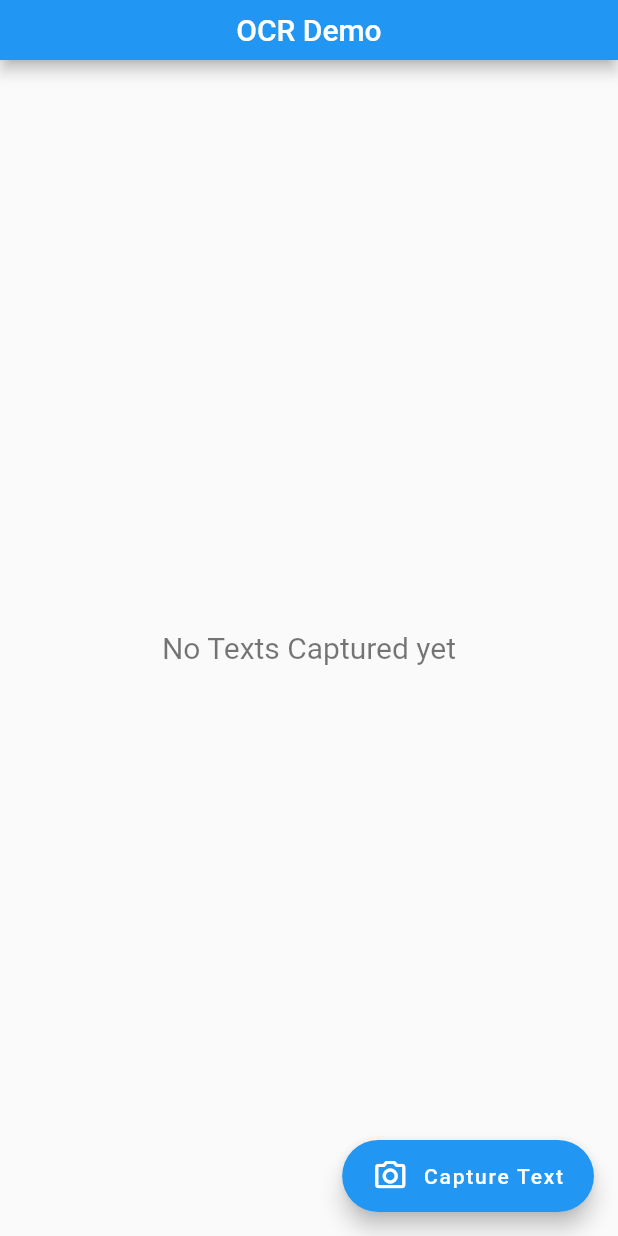
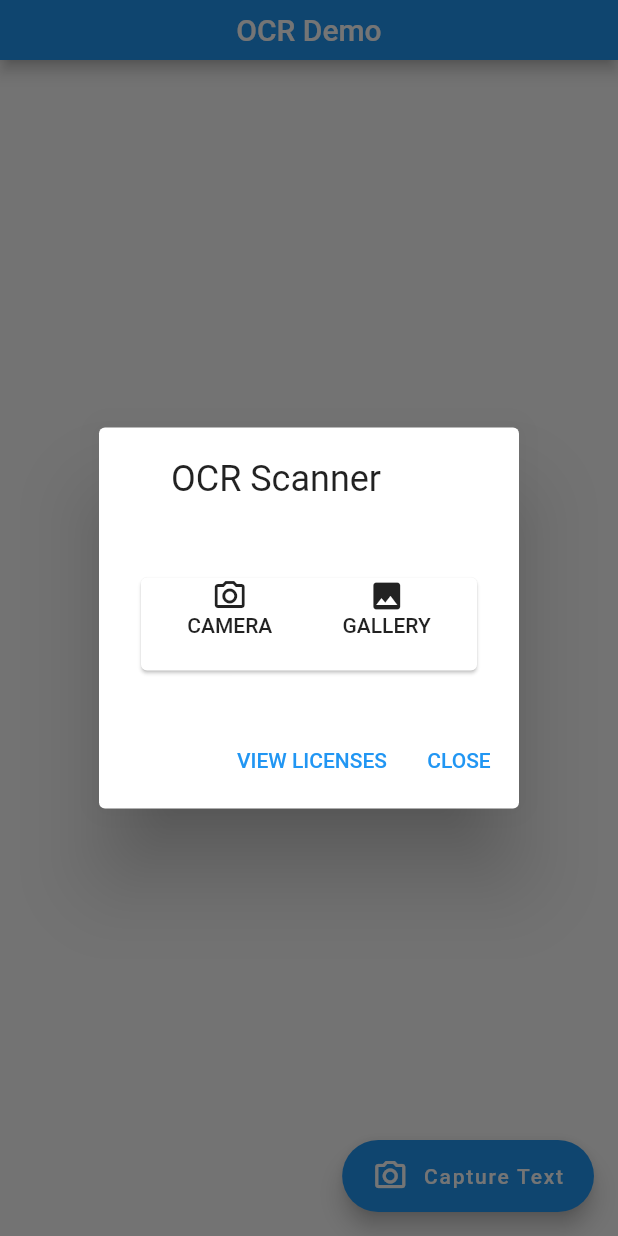
Before and after one commit to shivam-rao-official/OCR-App, a Flutter app: the screen it shows after launch, after a tap on "Capture Text", on a phone screen of 412 x 824 dp. Run offline on Flutter 3.47's test engine with Material 2 defaults, Android fonts, the phone set to English and light mode, and no system bars; our stand-ins replace get, image_picker; missing offline and left inert: google_ml_kit.

Commit message:
Integrated ML Kit and Image Picker Image to Text conversion also working

```diff
--- /dev/null
+++ b/lib/controllers/image_to_text_controller.dart
@@ -0,0 +1,32 @@
+import 'package:get/get.dart';
+import 'package:get/get_state_manager/get_state_manager.dart';
+import 'package:image_picker/image_picker.dart';
+import 'package:google_ml_kit/google_ml_kit.dart';
+
+class TextRecognizerController extends GetxController {
+  static final _imagePicker = ImagePicker();
+  var myText = "".obs;
+
+  Future<void> pickImage(ImageSource source) async {
+    final pickedImage = await _imagePicker.pickImage(source: source);
+    if (pickedImage != null) {
+      // textScanning = true;
+      myText.value = "";
+      getTextFromImage(pickedImage);
+    }
+  }
+
+  Future<void> getTextFromImage(XFile? image) async {
+    final textRecognizer = GoogleMlKit.vision.textRecognizer();
+    final inputImage = InputImage.fromFilePath(image!.path);
+
+    RecognizedText recognizedText = await textRecognizer.processImage(inputImage);
+    await textRecognizer.close();
+
+    for(TextBlock block in recognizedText.blocks){
+      for(TextLine lines in block.lines){
+        myText.value += "${lines.text} \n";
+      }
+    }
+  }
+}
--- a/lib/controllers/splash_screen_controller.dart
+++ b/lib/controllers/splash_screen_controller.dart
@@ -12,6 +12,6 @@ class SplashScreenController extends GetxController {
 
   Future<void> doRedirection() async {
     await Future.delayed(const Duration(seconds: 3));
-    Get.off(() => const HomeScreen());
+    Get.off(() => HomeScreen());
   }
 }
--- a/lib/screens/home_screen.dart
+++ b/lib/screens/home_screen.dart
@@ -1,26 +1,45 @@
+import 'package:flutter/cupertino.dart';
 import 'package:flutter/material.dart';
+import 'package:get/get.dart';
+import 'package:google_ml_kit/google_ml_kit.dart';
+import 'package:image_picker/image_picker.dart';
+import 'package:ocr/controllers/image_to_text_controller.dart';
 import 'package:ocr/widgets/custom_appbar.dart';
+import 'package:ocr/widgets/custom_image_dialog.dart';
 
 class HomeScreen extends StatelessWidget {
-  const HomeScreen({super.key});
+
+  var textRcognizerController = Get.put(TextRecognizerController());
+  HomeScreen({super.key});
 
   @override
   Widget build(BuildContext context) {
     return Scaffold(
       appBar: const PreferredSize(
           preferredSize: Size.fromHeight(40), child: CustomAppbar()),
-      body: const Center(
-        child: Text(
+      body: Center(
+        child: GetX<TextRecognizerController>(
+          builder: (controller) {
+            return controller.myText.value.isEmpty ? const Text(
               "No Texts Captured yet",
               style: TextStyle(
                 fontSize: 20,
                 color: Colors.black54,
                 fontWeight: FontWeight.w400,
               ),
+            ): Text(controller.myText.value);
+          }
         ),
       ),
       floatingActionButton: FloatingActionButton.extended(
-        onPressed: () {},
+        onPressed: () {
+        showAboutDialog(
+            applicationName: "OCR Scanner",
+            applicationVersion: "",
+            context: context, children: [
+          CustomImageDialog.showImageDialog(context),
+        ]);
+        },
         label: Row(
           children: const [
             Icon(Icons.camera_alt_outlined),
--- /dev/null
+++ b/lib/widgets/custom_image_dialog.dart
@@ -0,0 +1,39 @@
+import 'package:flutter/material.dart';
+import 'package:get/get.dart';
+import 'package:image_picker/image_picker.dart';
+import 'package:ocr/controllers/image_to_text_controller.dart';
+
+class CustomImageDialog {
+  static final _textRecognizedController = Get.put(TextRecognizerController());
+  static Widget showImageDialog(BuildContext context) {
+    return SizedBox(
+      height: 70,
+      width: MediaQuery.of(context).size.width / 3,
+      child: Card(
+        child: Row(
+          mainAxisAlignment: MainAxisAlignment.spaceEvenly,
+          crossAxisAlignment: CrossAxisAlignment.center,
+          children: [
+            _showButtons(Icons.camera_alt_outlined, "CAMERA", ImageSource.camera),
+            _showButtons(Icons.image, "GALLERY", ImageSource.gallery),
+          ],
+        ),
+      ),
+    );
+  }
+
+
+  static Widget _showButtons(IconData icons, String text, ImageSource imageSource) {
+    return MaterialButton(
+      onPressed: (){
+        _textRecognizedController.pickImage(imageSource);
+      },
+      child: Column(
+        children: [
+          Icon(icons),
+          Text(text),
+        ],
+      ),
+    );
+  }
+}
--- a/pubspec.yaml
+++ b/pubspec.yaml
@@ -32,7 +32,8 @@ dependencies:
   flutter:
     sdk: flutter
   get: ^4.6.5
-  google_mlkit_text_recognition: ^0.9.0
+  google_ml_kit: ^0.16.1
+  image_picker: ^1.0.1
 
 dev_dependencies:
   flutter_lints: ^2.0.0
```
Also changed, not shown: pubspec.lock, 6 other files. Lines whose indentation alone changed are shown as unchanged.
